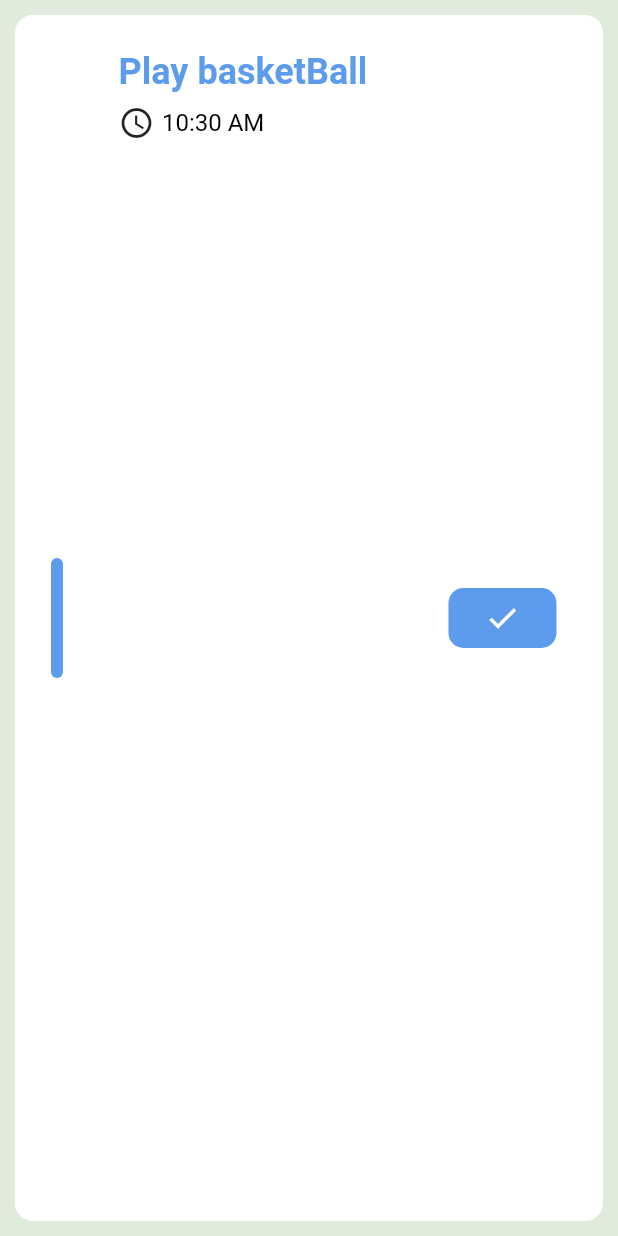
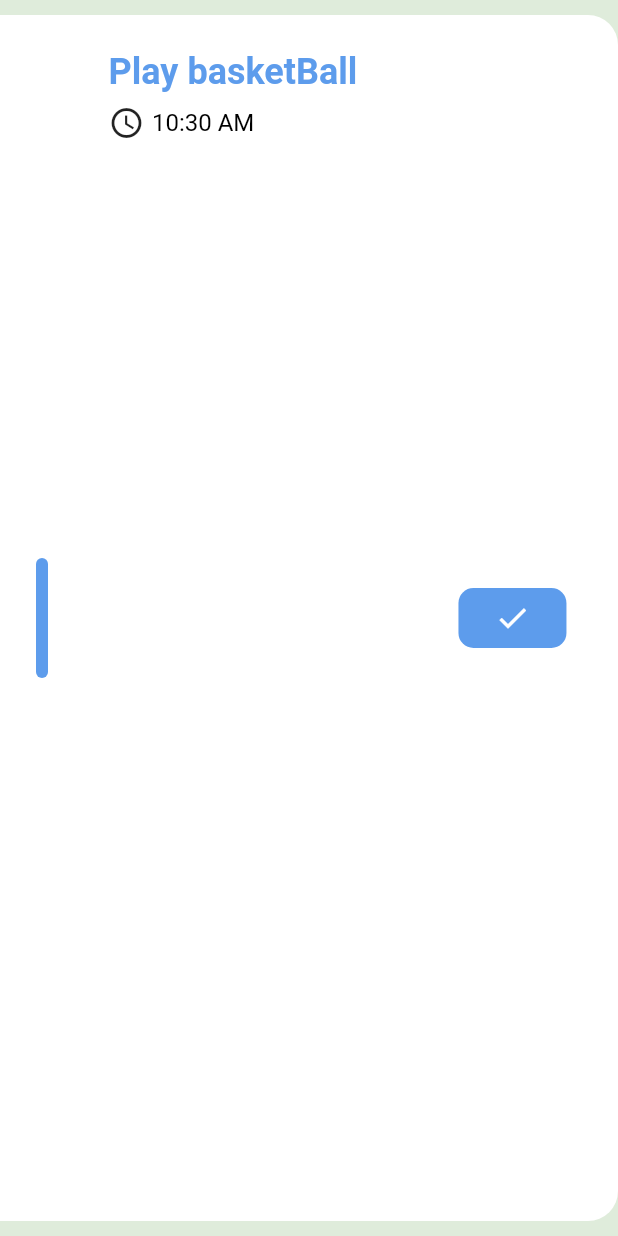
Before and after one commit to Kerolos129Yousef/TODO2, a Flutter app: the TaskWidget widget shown alone on an empty page, opened directly, on a phone screen of 412 x 824 dp. Run offline on Flutter 3.47's test engine with Material 2 defaults, Android fonts, the phone set to English and light mode, and no system bars; drawn by our look-alikes of flutter_slidable; our stand-ins replace calendar_timeline, firebase_core; accounts and stored records are empty; generated files the repository leaves out were written again.

```diff
--- /dev/null
+++ b/lib/database/my_database.dart
@@ -0,0 +1,3 @@
+class MYDatabase{
+
+}
--- a/lib/home/TasksList/task_widget.dart
+++ b/lib/home/TasksList/task_widget.dart
@@ -6,10 +6,11 @@ class TaskWidget extends StatelessWidget {
   @override
   Widget build(BuildContext context) {
     return
-      Slidable(
+      Container(
+        margin: EdgeInsets.symmetric(horizontal: 0,vertical: 10),
+        child: Slidable(
           startActionPane: ActionPane(
             motion: ScrollMotion(),
-          dismissible: DismissiblePane(onDismissed: (){},),
             children: [
               SlidableAction(
                 onPressed: (context) {
@@ -19,6 +20,7 @@ class TaskWidget extends StatelessWidget {
                 foregroundColor: Colors.white,
                 icon: Icons.delete,
                 label: "Delete",
+                borderRadius: BorderRadius.only(topLeft: Radius.circular(20),bottomLeft: Radius.circular(20)),
               )
             ],
           ),
@@ -36,10 +38,9 @@ class TaskWidget extends StatelessWidget {
           ),
           child: Container(
           padding: EdgeInsets.all(24),
-        margin: EdgeInsets.symmetric(horizontal: 10,vertical: 10),
           decoration: BoxDecoration(
             color: Colors.white,
-          borderRadius: BorderRadius.circular(12)
+            borderRadius: BorderRadius.only(topRight: Radius.circular(20),bottomRight: Radius.circular(20))
           ),
           child: Row(
             children: [
@@ -89,6 +90,7 @@ class TaskWidget extends StatelessWidget {
             ],
           ),
     ),
+        ),
       );
   }
 }
--- a/pubspec.yaml
+++ b/pubspec.yaml
@@ -37,6 +37,8 @@ dependencies:
   # The following adds the Cupertino Icons font to your application.
   # Use with the CupertinoIcons class for iOS style icons.
   cupertino_icons: ^1.0.2
+  firebase_core: ^2.12.0
+  cloud_firestore: ^4.7.0
 
 dev_dependencies:
   flutter_test:
```
Also changed, not shown: lib/database/Task.dart (added, +31 -0 lines), lib/main.dart (+7 -2 lines), pubspec.lock. Lines whose indentation alone changed are shown as unchanged.
